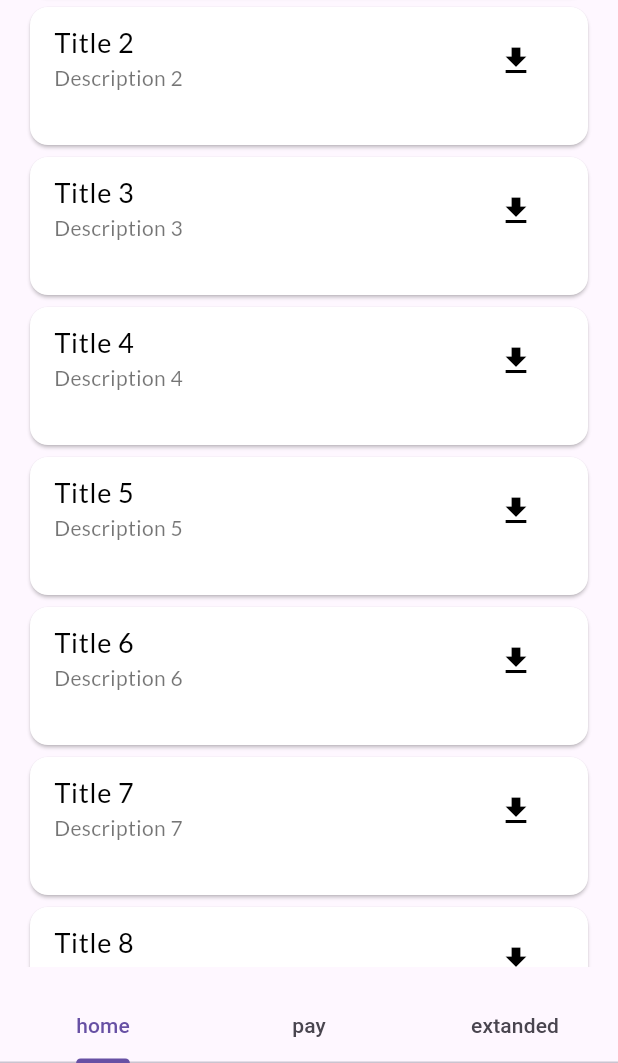
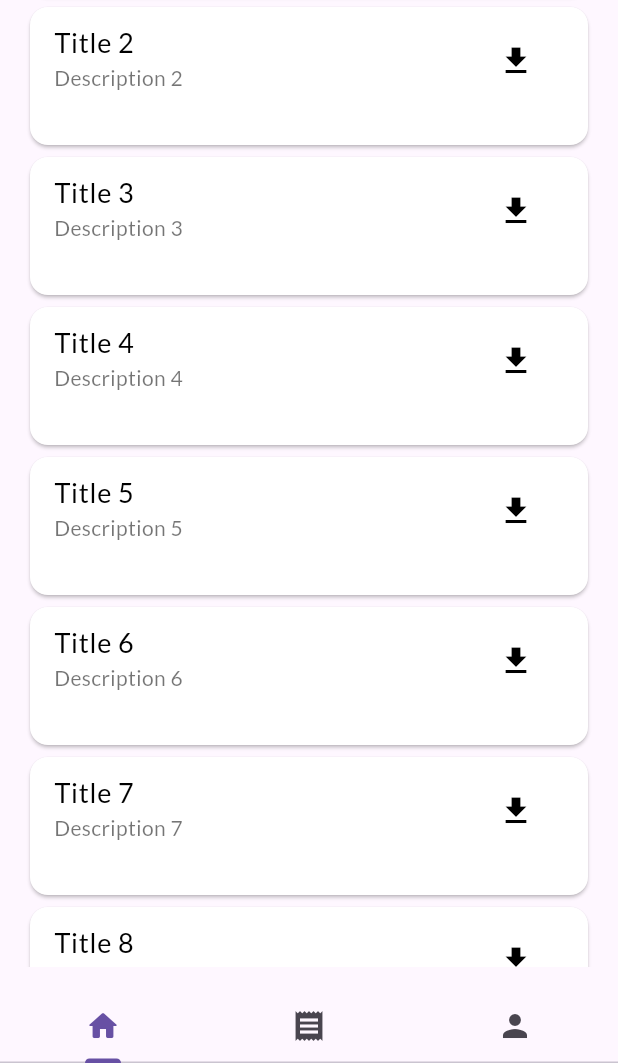
Before and after one commit to dsc-gtbit/Management-App, a Flutter app: the HomeScreen screen opened by its route, on a phone screen of 412 x 824 dp, the part 173-1236 px from its top. Run offline on Flutter 3.47's test engine with Material 3 defaults, Android fonts, the phone set to English and light mode, and no system bars; our stand-ins replace cached_network_image, cloud_firestore, firebase_auth, firebase_core, flutter_svg, google_fonts and 1 more; accounts and stored records are empty; project files that could hold a hidden picture were left out.

Commit message:
added bottom nav bar chanegs

```diff
--- a/lib/screens/homescreen.dart
+++ b/lib/screens/homescreen.dart
@@ -24,29 +24,32 @@ class _HomeScreenState extends State<HomeScreen>
   @override
   Widget build(BuildContext context) {
     return Scaffold(
-      body: TabBarView(controller: _ctr, children:const [
+      body: TabBarView(controller: _ctr, children: const [
         ListScreen(),
         SecondScreen(),
         //AndroidLargeOneScreen(),
         PRofileScreen()
       ]),
-      bottomNavigationBar: TabBar(controller: _ctr, tabs: const[
+      bottomNavigationBar: TabBar(
+          controller: _ctr,
+          splashBorderRadius: BorderRadius.circular(10),
+          tabs: const [
             Tab(
-            child: Text(
-          "home",
-        )),
+              iconMargin: EdgeInsets.all(0),
+              icon: Icon(Icons.home_rounded),
+            ),
             Tab(
-            child: Text(
-          "pay",
-        )),
+              iconMargin: EdgeInsets.all(0),
+              icon: Icon(Icons.receipt),
+            ),
             // Tab(
             //     child: Text(
             //   "android",
             // )),
             Tab(
-            child: Text(
-          "extanded",
-        ))
+              iconMargin: EdgeInsets.all(0),
+              icon: Icon(Icons.person),
+            )
           ]),
     );
   }
--- a/pubspec.yaml
+++ b/pubspec.yaml
@@ -46,6 +46,7 @@ dependencies:
   cloud_firestore: ^4.17.3
   google_fonts: ^6.2.1
   http: ^1.2.1
+  dot_navigation_bar: ^1.0.2
 
 dev_dependencies:
   flutter_test:
```
Also changed, not shown: pubspec.lock. Lines whose indentation alone changed are shown as unchanged.
